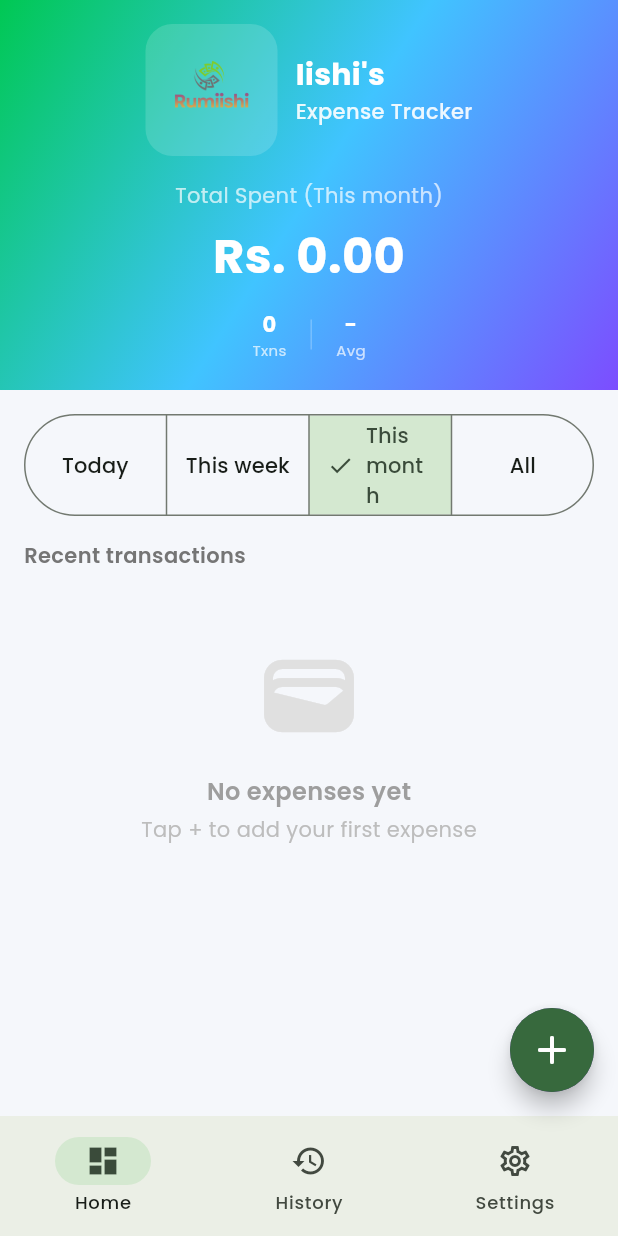
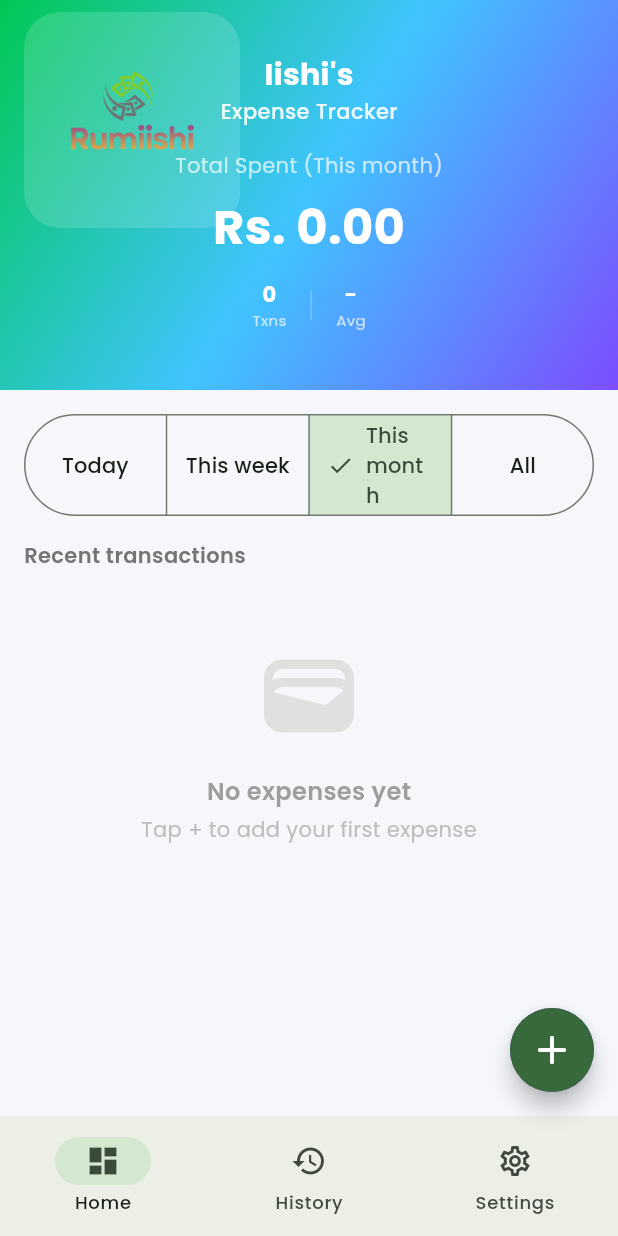
Before and after one commit to ishfak07/Expence-Tracker, a Flutter app: the screen it shows after launch, after a tap on "Skip", on a phone screen of 412 x 824 dp. Run offline on Flutter 3.47's test engine with Material 3 defaults, Android fonts, the phone set to English and light mode, and no system bars; our stand-ins replace fl_chart, google_fonts, shared_preferences.

```diff
--- a/lib/main.dart
+++ b/lib/main.dart
@@ -82,7 +82,7 @@ class _SriLankaExpenseTrackerAppState extends State<SriLankaExpenseTrackerApp> {
 
   // --- Settings / preferences ---
   bool _onboardingDone = false;
-  ThemeMode _themeMode = ThemeMode.system;
+  ThemeMode _themeMode = ThemeMode.light;
   String _currencySymbol = 'Rs.'; // or "LKR"
   double? _monthlyBudget; // null = no budget set
   String? _pinCode; // null or empty = no lock
@@ -127,11 +127,11 @@ class _SriLankaExpenseTrackerAppState extends State<SriLankaExpenseTrackerApp> {
 
     // Basic settings
     _onboardingDone = prefs.getBool('onboarding_done') ?? false;
-    final themeString = prefs.getString('theme_mode') ?? 'system';
+    final themeString = prefs.getString('theme_mode') ?? 'light';
     _themeMode = switch (themeString) {
       'light' => ThemeMode.light,
       'dark' => ThemeMode.dark,
-      _ => ThemeMode.system,
+      _ => ThemeMode.light,
     };
     _currencySymbol = prefs.getString('currency_symbol') ?? 'Rs.';
     _monthlyBudget = prefs.getDouble('monthly_budget');
@@ -588,30 +588,35 @@ class _SriLankaExpenseTrackerAppState extends State<SriLankaExpenseTrackerApp> {
                 ),
               ),
               child: SafeArea(
-                child: Column(
-                  mainAxisAlignment: MainAxisAlignment.center,
-                  children: [
-                    const SizedBox(height: 8),
-                    Row(
-                      mainAxisAlignment: MainAxisAlignment.center,
-                      children: [
-                        Container(
-                          padding: const EdgeInsets.all(8),
+                child: Stack(
+                  children: [
+                    // Logo at top left corner
+                    Positioned(
+                      top: 8,
+                      left: 16,
+                      child: Container(
+                        padding: const EdgeInsets.all(12),
                         decoration: BoxDecoration(
                           color: Colors.white.withOpacity(0.15),
-                            borderRadius: BorderRadius.circular(18),
+                          borderRadius: BorderRadius.circular(24),
                         ),
                         child: SizedBox(
-                            height: 72,
+                          height: 120,
+                          width: 120,
                           child: Image.asset(
                             'logo.png',
                             fit: BoxFit.contain,
                           ),
                         ),
                       ),
-                        const SizedBox(width: 12),
+                    ),
+                    // Main content
                     Column(
-                          crossAxisAlignment: CrossAxisAlignment.start,
+                      mainAxisAlignment: MainAxisAlignment.center,
+                      children: [
+                        const SizedBox(height: 8),
+                        Column(
+                          crossAxisAlignment: CrossAxisAlignment.center,
                           children: [
                             Text(
                               "Iishi's",
@@ -628,8 +633,6 @@ class _SriLankaExpenseTrackerAppState extends State<SriLankaExpenseTrackerApp> {
                                 fontSize: 14,
                                 fontWeight: FontWeight.w500,
                               ),
-                            ),
-                          ],
                             ),
                           ],
                         ),
@@ -653,12 +656,14 @@ class _SriLankaExpenseTrackerAppState extends State<SriLankaExpenseTrackerApp> {
                           mainAxisAlignment: MainAxisAlignment.center,
                           children: [
                             _buildMiniStat('Txns', '${filtered.length}'),
-                        Container(height: 20, width: 1, color: Colors.white24),
+                            Container(
+                                height: 20, width: 1, color: Colors.white24),
                             _buildMiniStat(
                               'Avg',
                               filtered.isEmpty
                                   ? '-'
-                              : _currencyFormat.format(total / filtered.length),
+                                  : _currencyFormat
+                                      .format(total / filtered.length),
                             ),
                           ],
                         ),
@@ -666,6 +671,8 @@ class _SriLankaExpenseTrackerAppState extends State<SriLankaExpenseTrackerApp> {
                         // LEVEL 3: Budget quick view
                         if (_monthlyBudget != null)
                           _buildBudgetChip(currentMonthTotal, _monthlyBudget!),
+                      ],
+                    ),
                   ],
                 ),
               ),
```
Also changed, not shown: pubspec.yaml (+8 -0 lines), pubspec.lock, 36 other files. Lines whose indentation alone changed are shown as unchanged.
